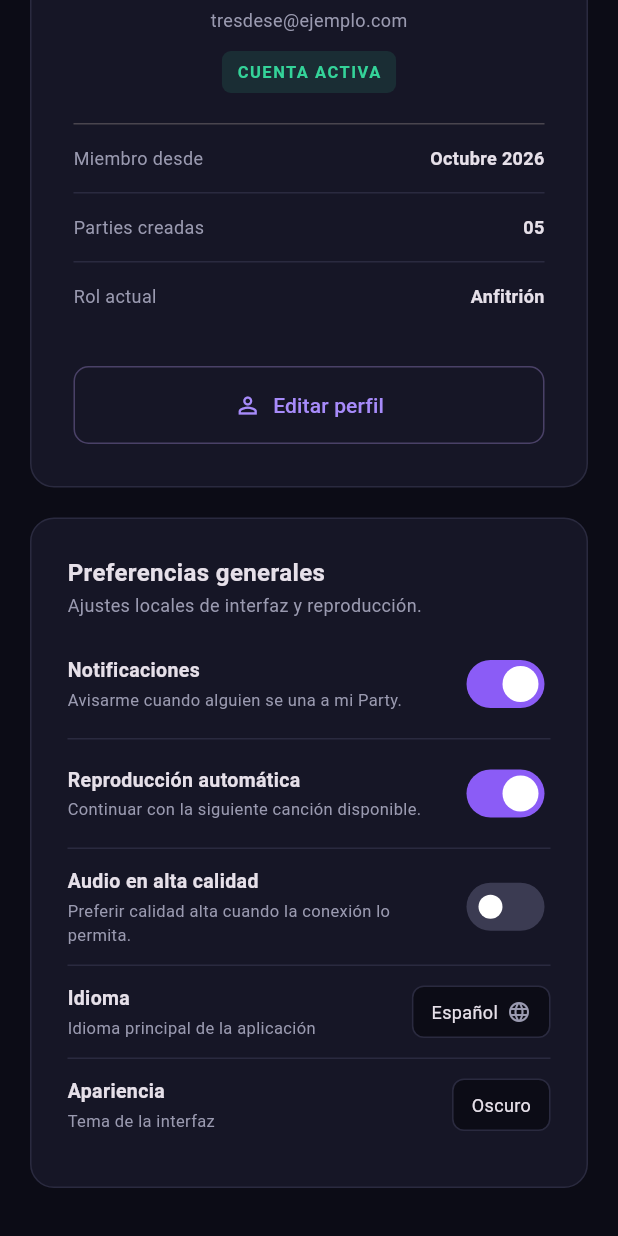
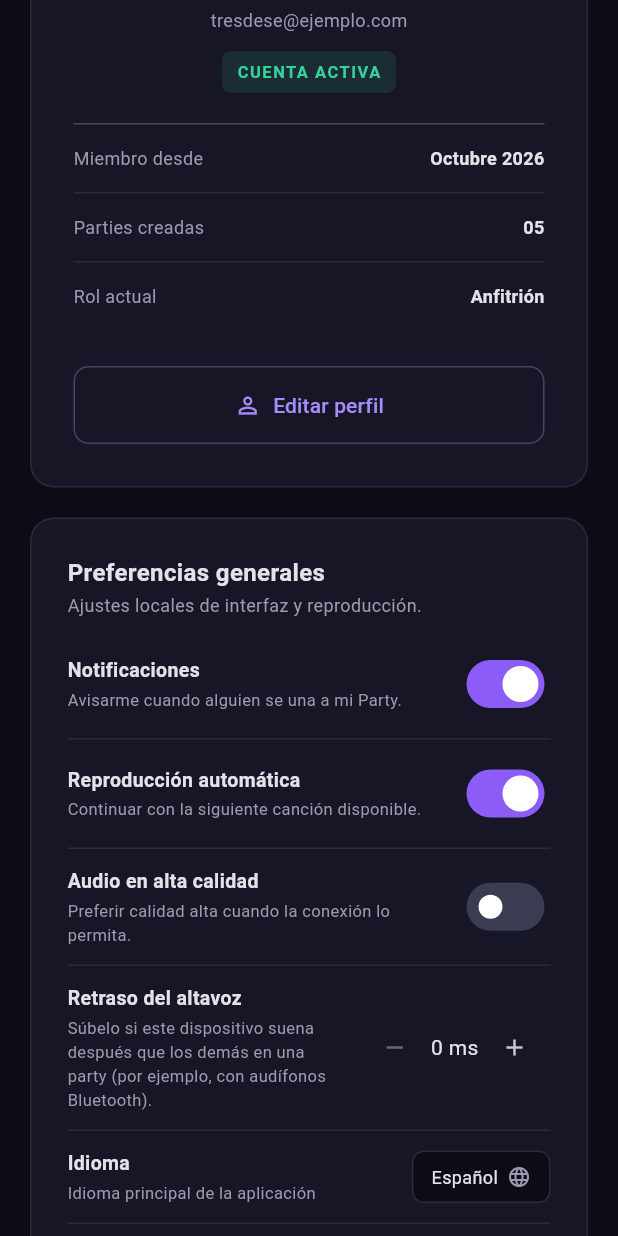
Before and after one commit to Tresdese/PartyEars, a Flutter app: the ProfileScreen widget shown alone on an empty page, opened directly, scrolled down 302 dp, on a phone screen of 412 x 824 dp. Run offline on Flutter 3.47's test engine with Material 3 defaults, Android fonts, the phone set to English and light mode, and no system bars; our stand-ins replace flutter_secure_storage, shared_preferences; missing offline and left inert: flutter_foreground_task, media_kit; accounts and stored records are empty.

Commit message:
Adición: ajuste por dispositivo del retraso del altavoz en la sincronización (T-31)
Con la sincronización ya estable, el celular seguía sonando un poco después que la PC: Android
tarda de 100 a 300 ms en hacer sonar lo que el reproductor ya reprodujo, y con Bluetooth más. En
el perfil ahora se ajusta ese retraso de 20 en 20 ms (hasta 500), se guarda en el dispositivo y
el sincronizador adelanta el reproductor esa cantidad mientras suena: al abrir, al arrancar en
el instante acordado y en cada corrección.

```diff
--- a/partyears-frontend/lib/features/party/sincronizacion.dart
+++ b/partyears-frontend/lib/features/party/sincronizacion.dart
@@ -1,6 +1,7 @@
 import 'dart:async';
 
 import 'package:flutter/foundation.dart';
+import 'package:shared_preferences/shared_preferences.dart';
 
 import '../player/reproductor.dart';
 import 'data/cola_models.dart';
@@ -32,6 +33,34 @@ class RelojServidor {
     void reiniciar() => _mejorIdaYVuelta = null;
 }
 
+/// Cuánto tarda en sonar el altavoz de este dispositivo lo que el reproductor ya reprodujo.
+///
+/// Set by hand in the profile instead of measured: measuring needs the microphone. Android
+/// adds 100-300 ms and Bluetooth more, so without it the phone sounds behind the PC.
+class RetrasoAudio {
+    static const _clave = 'partyears.retraso_audio_ms';
+    static const maximo = Duration(milliseconds: 500);
+    static Duration valor = Duration.zero;
+
+    static Future<void> cargar() async {
+        try {
+            final ms = (await SharedPreferences.getInstance()).getInt(_clave) ?? 0;
+            valor = Duration(milliseconds: ms);
+        } catch (_) {
+            valor = Duration.zero;
+        }
+    }
+
+    static Future<void> guardar(Duration nuevo) async {
+        valor = nuevo;
+        try {
+            await (await SharedPreferences.getInstance()).setInt(_clave, nuevo.inMilliseconds);
+        } catch (_) {
+            // Kept for this run only if storage is unavailable.
+        }
+    }
+}
+
 /// Posición que debería tener el audio según el servidor (contrato 5.3).
 Duration posicionEsperada(EstadoReproduccion estado, DateTime horaServidor) {
     final base = Duration(milliseconds: estado.posicionBaseMs);
@@ -51,7 +80,8 @@ class Sincronizador {
         this.limite = const Duration(milliseconds: 200),
         this.periodo = const Duration(milliseconds: 500),
         this.pausaTrasCorregir = const Duration(milliseconds: 1500),
-    });
+        Duration Function()? retraso,
+    }) : _retraso = retraso ?? (() => RetrasoAudio.valor);
 
     final Reproductor reproductor;
     final RelojServidor reloj;
@@ -59,6 +89,7 @@ class Sincronizador {
     final Duration limite;
     final Duration periodo;
     final Duration pausaTrasCorregir;
+    final Duration Function() _retraso;
 
     static const _adelantoMaximo = Duration(seconds: 3);
 
@@ -90,7 +121,7 @@ class Sincronizador {
 
         if (estado.elementoId != _elementoAbierto) {
             _elementoAbierto = estado.elementoId;
-            await abrirAudio(estado.recursoAudioId!, posicionEsperada(estado, reloj.ahora()));
+            await abrirAudio(estado.recursoAudioId!, _objetivo());
             // A newer state may have arrived while the file was loading.
             if (generacion != _generacion) return;
         }
@@ -106,12 +137,12 @@ class Sincronizador {
             // Pre-seek and wait instead of starting on arrival: every client starts at the same
             // server instant, whenever the message reached each one.
             await reproductor.pausar();
-            await reproductor.irA(Duration(milliseconds: estado.posicionBaseMs));
+            await reproductor.irA(Duration(milliseconds: estado.posicionBaseMs) + _retraso());
             _arranque = Timer(espera, () {
                 if (generacion == _generacion) unawaited(reproductor.reproducir());
             });
         } else {
-            await reproductor.irA(posicionEsperada(estado, reloj.ahora()));
+            await reproductor.irA(_objetivo());
             await reproductor.reproducir();
         }
         _revision ??= Timer.periodic(periodo, (_) => unawaited(revisar()));
@@ -124,7 +155,7 @@ class Sincronizador {
         // the old position while it loads, and checking right away seeked forever (T-31).
         final ahora = DateTime.now();
         if (_corregidoEn != null && ahora.difference(_corregidoEn!) < pausaTrasCorregir) return;
-        final esperada = posicionEsperada(_estado, reloj.ahora());
+        final esperada = _objetivo();
         final desfase = reproductor.posicion - esperada;
         if (desfase.abs() <= limite) {
             _corregidoEn = null;
@@ -142,6 +173,12 @@ class Sincronizador {
         await reproductor.irA(esperada + _adelanto);
     }
 
+    // Where the player must be for the speaker to sound on time: ahead by its delay while playing.
+    Duration _objetivo() {
+        final esperada = posicionEsperada(_estado, reloj.ahora());
+        return _estado.sonando ? esperada + _retraso() : esperada;
+    }
+
     void cerrar() {
         _generacion++;
         _arranque?.cancel();
--- a/partyears-frontend/lib/features/profile/presentation/profile_screen.dart
+++ b/partyears-frontend/lib/features/profile/presentation/profile_screen.dart
@@ -3,6 +3,7 @@ import 'package:flutter/material.dart';
 import '../../../core/demo_data.dart';
 import '../../../core/theme/app_theme.dart';
 import '../../../core/widgets/common.dart';
+import '../../party/sincronizacion.dart';
 
 class ProfileScreen extends StatefulWidget {
   const ProfileScreen({super.key});
@@ -17,6 +18,16 @@ class _ProfileScreenState extends State<ProfileScreen> {
   bool _notifications = true;
   bool _autoplay = true;
   bool _highQuality = false;
+  Duration _retraso = RetrasoAudio.valor;
+
+  static const _pasoRetraso = Duration(milliseconds: 20);
+
+  void _cambiarRetraso(int pasos) {
+    final ms = (_retraso + _pasoRetraso * pasos).inMilliseconds
+        .clamp(0, RetrasoAudio.maximo.inMilliseconds);
+    setState(() => _retraso = Duration(milliseconds: ms));
+    RetrasoAudio.guardar(_retraso);
+  }
 
   void _showMessage(String message) {
     ScaffoldMessenger.of(context).showSnackBar(
@@ -172,6 +183,27 @@ class _ProfileScreenState extends State<ProfileScreen> {
             trailing: _PrefSwitch(
               value: _highQuality,
               onChanged: (v) => _updatePreference(() => _highQuality = v),
+            ),
+          ),
+          _SettingRow(
+            title: 'Retraso del altavoz',
+            description: 'Súbelo si este dispositivo suena después que los demás '
+                'en una party (por ejemplo, con audífonos Bluetooth).',
+            trailing: Row(
+              mainAxisSize: MainAxisSize.min,
+              children: [
+                IconButton(
+                  tooltip: 'Menos retraso',
+                  onPressed: _retraso > Duration.zero ? () => _cambiarRetraso(-1) : null,
+                  icon: const Icon(Icons.remove, size: 18),
+                ),
+                Text('${_retraso.inMilliseconds} ms'),
+                IconButton(
+                  tooltip: 'Más retraso',
+                  onPressed: _retraso < RetrasoAudio.maximo ? () => _cambiarRetraso(1) : null,
+                  icon: const Icon(Icons.add, size: 18),
+                ),
+              ],
             ),
           ),
           const _SettingRow(
--- a/partyears-frontend/lib/main.dart
+++ b/partyears-frontend/lib/main.dart
@@ -2,10 +2,12 @@ import 'package:flutter/material.dart';
 import 'package:media_kit/media_kit.dart';
 import 'app/party_ears_app.dart';
 import 'core/network/red.dart';
+import 'features/party/sincronizacion.dart';
 
 Future<void> main() async {
     WidgetsFlutterBinding.ensureInitialized();
     MediaKit.ensureInitialized();
     await Red.iniciar();
+    await RetrasoAudio.cargar();
     runApp(const PartyEarsApp());
 }
```
Also changed, not shown: 1 other file.
